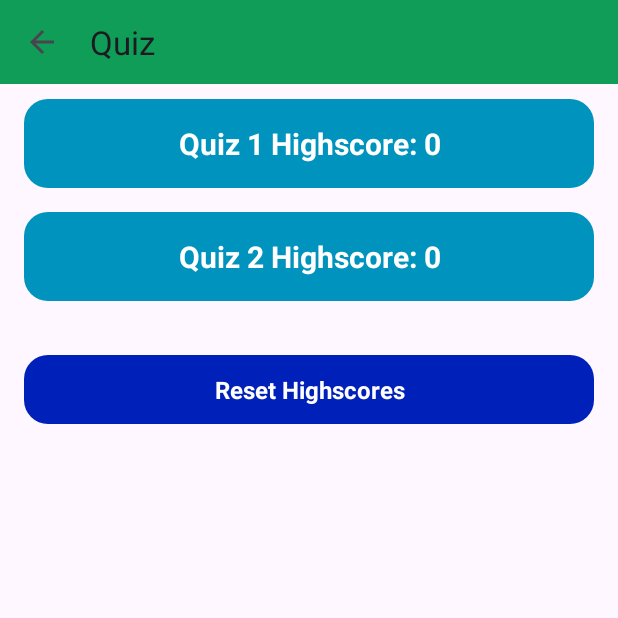
After one commit to VengeTheMyan/Quiz_2, an Android app: the HighscoreActivity screen opened directly, with no data from a screen before it, on a phone screen of 412 x 824 dp, the top half of it. The commit adds this screen. Run offline under Robolectric (Android 15) with nearby library versions, the phone set to English and light mode, and no system bars.

Commit message:
Quiz1+2 Light Mode

```diff
--- /dev/null
+++ b/app/src/main/java/com/example/myapplication/HighscoreActivity.java
@@ -0,0 +1,76 @@
+package com.example.myapplication;
+
+import android.content.SharedPreferences;
+import android.os.Bundle;
+import android.view.MenuItem;
+import android.view.View;
+import android.widget.TextView;
+import android.widget.Toast;
+
+import androidx.appcompat.app.AppCompatActivity;
+import androidx.appcompat.widget.Toolbar;
+
+public class HighscoreActivity extends AppCompatActivity {
+
+    private TextView quiz1HighscoreTV, quiz2HighscoreTV, resetHighscoresTV;
+
+    @Override
+    protected void onCreate(Bundle savedInstanceState) {
+        super.onCreate(savedInstanceState);
+        setContentView(R.layout.activity_highscore);  // Ensure this points to the correct layout
+
+        // Initialize the TextViews for displaying high scores
+        quiz1HighscoreTV = findViewById(R.id.idTvQuiz1Highscore);
+        quiz2HighscoreTV = findViewById(R.id.idTvQuiz2Highscore);
+        resetHighscoresTV = findViewById(R.id.idTvResetHighscores);  // Initialize the reset button
+
+        // Set up the Toolbar and enable the "Up" button (back button)
+        Toolbar toolbar = findViewById(R.id.toolbar);  // Ensure the Toolbar ID is correct
+        setSupportActionBar(toolbar);
+        getSupportActionBar().setDisplayHomeAsUpEnabled(true);  // Enable back navigation
+        getSupportActionBar().setDisplayShowHomeEnabled(true);  // Show home button
+
+        // Retrieve the stored high scores from SharedPreferences
+        SharedPreferences sharedPreferences = getSharedPreferences("QuizHighscores", MODE_PRIVATE);
+        int quiz1Highscore = sharedPreferences.getInt("quiz1_highscore", 0);  // Default to 0 if no score saved
+        int quiz2Highscore = sharedPreferences.getInt("quiz2_highscore", 0);  // Default to 0 if no score saved
+
+        // Display the high scores in the TextViews
+        quiz1HighscoreTV.setText("Quiz 1 Highscore: " + quiz1Highscore);
+        quiz2HighscoreTV.setText("Quiz 2 Highscore: " + quiz2Highscore);
+
+        // Set up click listener for "Reset Highscores"
+        resetHighscoresTV.setOnClickListener(new View.OnClickListener() {
+            @Override
+            public void onClick(View v) {
+                // Reset the highscores in SharedPreferences
+                SharedPreferences sharedPreferences = getSharedPreferences("QuizHighscores", MODE_PRIVATE);
+                SharedPreferences.Editor editor = sharedPreferences.edit();
+
+                // Reset quiz scores to 0
+                editor.putInt("quiz1_highscore", 0);
+                editor.putInt("quiz2_highscore", 0);
+                editor.apply();
+
+                // Update the UI to reflect the reset scores
+                quiz1HighscoreTV.setText("Quiz 1 Highscore: 0");
+                quiz2HighscoreTV.setText("Quiz 2 Highscore: 0");
+
+                // Display a toast message to inform the user
+                Toast.makeText(HighscoreActivity.this, "Highscores Reset", Toast.LENGTH_SHORT).show();
+            }
+        });
+    }
+
+    // Handle the back navigation (Up button)
+    @Override
+    public boolean onOptionsItemSelected(MenuItem item) {
+        switch (item.getItemId()) {
+            case android.R.id.home:
+                onBackPressed();  // Navigate back to the previous activity
+                return true;
+            default:
+                return super.onOptionsItemSelected(item);
+        }
+    }
+}
--- /dev/null
+++ b/app/src/main/res/drawable/rounded_background.xml
@@ -0,0 +1,6 @@
+<?xml version="1.0" encoding="utf-8"?>
+<shape xmlns:android="http://schemas.android.com/apk/res/android">
+    <solid android:color="#6200EE"/> <!-- You can use any color for background -->
+    <corners android:radius="16dp"/> <!-- Rounded corners with radius -->
+    <elevation android:value="4dp"/> <!-- Optional: Shadow effect -->
+</shape>
--- /dev/null
+++ b/app/src/main/res/layout/activity_highscore.xml
@@ -0,0 +1,74 @@
+<?xml version="1.0" encoding="utf-8"?>
+<androidx.coordinatorlayout.widget.CoordinatorLayout xmlns:android="http://schemas.android.com/apk/res/android"
+    xmlns:app="http://schemas.android.com/apk/res-auto"
+    xmlns:tools="http://schemas.android.com/tools"
+    android:layout_width="match_parent"
+    android:layout_height="match_parent"
+    tools:context=".HighscoreActivity">
+
+    <!-- Toolbar at the top -->
+    <androidx.appcompat.widget.Toolbar
+        android:id="@+id/toolbar"
+        android:layout_width="match_parent"
+        android:layout_height="?android:attr/actionBarSize"
+        android:background="@color/purple_500"
+        android:elevation="4dp" />
+
+    <!-- The rest of your layout content -->
+    <LinearLayout
+        android:layout_width="match_parent"
+        android:layout_height="match_parent"
+        android:orientation="vertical"
+        android:padding="16dp">
+
+
+        <TextView
+            android:id="@+id/idTvQuiz1Highscore"
+            android:layout_width="match_parent"
+            android:layout_height="wrap_content"
+            android:text="Quiz 1 Highscore: 0"
+            android:textSize="20sp"
+            android:textColor="#FFFFFF"
+            android:textStyle="bold"
+            android:layout_marginBottom="16dp"
+            android:padding="16dp"
+            android:background="@drawable/rounded_background"
+            android:backgroundTint="@color/light_blue"
+            android:layout_marginTop="50dp"
+            android:gravity="center"/>
+
+        <TextView
+            android:id="@+id/idTvQuiz2Highscore"
+            android:layout_width="match_parent"
+            android:layout_height="wrap_content"
+            android:text="Quiz 2 Highscore: 0"
+            android:textSize="20sp"
+            android:textColor="#FFFFFF"
+            android:textStyle="bold"
+            android:layout_marginBottom="16dp"
+            android:backgroundTint="@color/light_blue"
+            android:padding="16dp"
+            android:background="@drawable/rounded_background"
+            android:gravity="center"/>
+
+        <TextView
+            android:id="@+id/idTvResetHighscores"
+            android:layout_width="match_parent"
+            android:layout_height="wrap_content"
+            android:text="Reset Highscores"
+            android:textSize="16sp"
+            android:textColor="@color/white"
+            android:textStyle="bold"
+            android:layout_marginTop="20dp"
+            android:layout_marginBottom="16dp"
+            android:padding="12dp"
+            android:background="@drawable/rounded_background"
+            android:backgroundTint="@color/blue"
+            android:gravity="center"
+            android:clickable="true"
+            android:focusable="true"/>
+
+
+    </LinearLayout>
+
+</androidx.coordinatorlayout.widget.CoordinatorLayout>
--- a/app/src/main/res/values/colors.xml
+++ b/app/src/main/res/values/colors.xml
@@ -4,7 +4,7 @@
     <color name="white">#FFFFFFFF</color>
     <color name="purple_200">#9D0F0F</color>
     <color name="purple_500">#0F9D58</color>
-    <color name="purple_700">#0F9D58</color>
+    <color name="light_blue">#0093BD</color>
     <color name="asd">#DABD03</color>
-    <color name="teal700">#FF018786</color>
+    <color name="blue">#0020BA</color>
 </resources>
```
Also changed, not shown: app/src/main/AndroidManifest.xml (+14 -9 lines), app/src/main/java/com/example/myapplication/HighscoreQuiz1Activity.java (added, +25 -0 lines), app/src/main/java/com/example/myapplication/HighscoreQuiz2Activity.java (added, +25 -0 lines), app/src/main/java/com/example/myapplication/MainActivity.java (+29 -3 lines), app/src/main/java/com/example/myapplication/MainActivity2.java (+19 -1 lines), app/src/main/java/com/example/myapplication/Quiz2Activity.java (deleted, +0 -13 lines), app/src/main/java/com/example/myapplication/StartQuizActivity.java (+12 -0 lines), app/src/main/res/layout/activity_application.xml (deleted, +0 -10 lines), app/src/main/res/layout/activity_highscore_quiz1.xml (added, +17 -0 lines), app/src/main/res/layout/activity_highscore_quiz2.xml (added, +17 -0 lines), app/src/main/res/layout/activity_quiz2.xml (deleted, +0 -10 lines), app/src/main/res/layout/activity_start_quiz.xml (+12 -0 lines).
